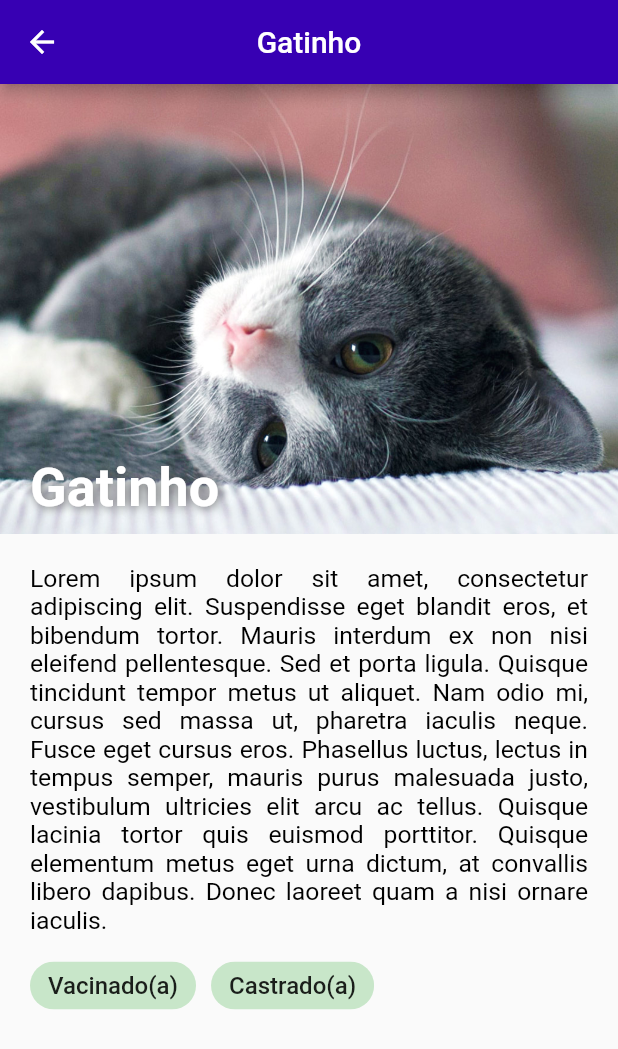
After one commit to filipegmedeiros/gatinhos_ufrn, a Flutter app: the CatDetail screen opened directly, on a phone screen of 412 x 824 dp. The commit adds this screen. Shown: the top 1049 px of the screen. Run offline on Flutter 3.47's test engine with Material 2 defaults, Android fonts, the phone set to English and light mode, and no system bars; our stand-ins replace image_picker, shared_preferences; accounts and stored records are empty.

Commit message:
Adiciona página de detalhe do gato

```diff
--- /dev/null
+++ b/mobile/gatinhos_mobile/lib/ui/analyzeAdoption.dart
@@ -0,0 +1,13 @@
+import 'package:flutter/material.dart';
+
+class AnalyzeAdoption extends StatefulWidget {
+  @override
+  _AnalyzeAdoptionState createState() => _AnalyzeAdoptionState();
+}
+
+class _AnalyzeAdoptionState extends State<AnalyzeAdoption> {
+  @override
+  Widget build(BuildContext context) {
+    return Container();
+  }
+}
--- /dev/null
+++ b/mobile/gatinhos_mobile/lib/ui/catDetail.dart
@@ -0,0 +1,78 @@
+import 'package:flutter/material.dart';
+
+class CatDetail extends StatefulWidget {
+  @override
+  _CatDetailState createState() => _CatDetailState();
+}
+
+class _CatDetailState extends State<CatDetail> {
+  @override
+  Widget build(BuildContext context) {
+    return Scaffold(
+      appBar: AppBar(
+        title: Text("Gatinho"),
+        centerTitle: true,
+        backgroundColor: Color(0xff3700b3),
+      ),
+      body: SingleChildScrollView(
+        child: Container(
+          child: Column(
+            children: [
+              Container(
+                  width: double.infinity,
+                  height: 300,
+                  decoration: BoxDecoration(
+                    image: DecorationImage(
+                        fit: BoxFit.cover,
+                        image: AssetImage('images/cat2.jpg')),
+                  ),
+                  alignment: Alignment.bottomLeft,
+                  padding: EdgeInsets.only(left: 20, bottom: 10),
+                  child: Text("Gatinho",
+                      style: TextStyle(
+                          color: Colors.white,
+                          fontSize: 36,
+                          fontWeight: FontWeight.bold,
+                          shadows: <Shadow>[
+                            Shadow(
+                              offset: Offset(1, 1),
+                              blurRadius: 8.0,
+                              color: Colors.grey[700],
+                            )
+                          ]))),
+              Padding(
+                  padding: EdgeInsets.all(20),
+                  child: Column(
+                    children: [
+                      Text(
+                          "Lorem ipsum dolor sit amet, consectetur adipiscing elit. Suspendisse eget blandit eros, et bibendum tortor. Mauris interdum ex non nisi eleifend pellentesque. Sed et porta ligula. Quisque tincidunt tempor metus ut aliquet. Nam odio mi, cursus sed massa ut, pharetra iaculis neque. Fusce eget cursus eros. Phasellus luctus, lectus in tempus semper, mauris purus malesuada justo, vestibulum ultricies elit arcu ac tellus. Quisque lacinia tortor quis euismod porttitor. Quisque elementum metus eget urna dictum, at convallis libero dapibus. Donec laoreet quam a nisi ornare iaculis.",
+                          textAlign: TextAlign.justify,
+                          style:
+                              TextStyle(color: Colors.black, fontSize: 16.5)),
+                      SizedBox(height: 10),
+                      Row(
+                        children: [
+                          Chip(
+                            label: Text('Vacinado(a)',
+                                style: TextStyle(fontSize: 16)),
+                            backgroundColor: Colors.green[100],
+                          ),
+                          SizedBox(width: 10),
+                          Chip(
+                            label: Text(
+                              'Castrado(a)',
+                              style: TextStyle(fontSize: 16),
+                            ),
+                            backgroundColor: Colors.green[100],
+                          )
+                        ],
+                      )
+                    ],
+                  ))
+            ],
+          ),
+        ),
+      ),
+    );
+  }
+}
--- a/mobile/gatinhos_mobile/lib/ui/homePage.dart
+++ b/mobile/gatinhos_mobile/lib/ui/homePage.dart
@@ -1,6 +1,7 @@
 import 'dart:convert';
 
 import 'package:flutter/material.dart';
+import 'package:gatinhos_mobile/ui/catDetail.dart';
 import 'package:shared_preferences/shared_preferences.dart';
 import 'package:http/http.dart' as http;
 
@@ -79,6 +80,14 @@ class _HomeState extends State<Home> {
               },
             ),
             ListTile(
+              leading: Icon(Icons.read_more),
+              title: Text("Detalhe (teste)"),
+              onTap: () {
+                Navigator.push(context,
+                    MaterialPageRoute(builder: (context) => CatDetail()));
+              },
+            ),
+            ListTile(
               leading: Icon(Icons.logout),
               title: Text("Logout"),
               onTap: () async {
--- /dev/null
+++ b/mobile/gatinhos_mobile/lib/ui/makeAdoptionRequest.dart
@@ -0,0 +1,13 @@
+import 'package:flutter/material.dart';
+
+class MakeAdoptionRequest extends StatefulWidget {
+  @override
+  _MakeAdoptionRequestState createState() => _MakeAdoptionRequestState();
+}
+
+class _MakeAdoptionRequestState extends State<MakeAdoptionRequest> {
+  @override
+  Widget build(BuildContext context) {
+    return Container();
+  }
+}
```
